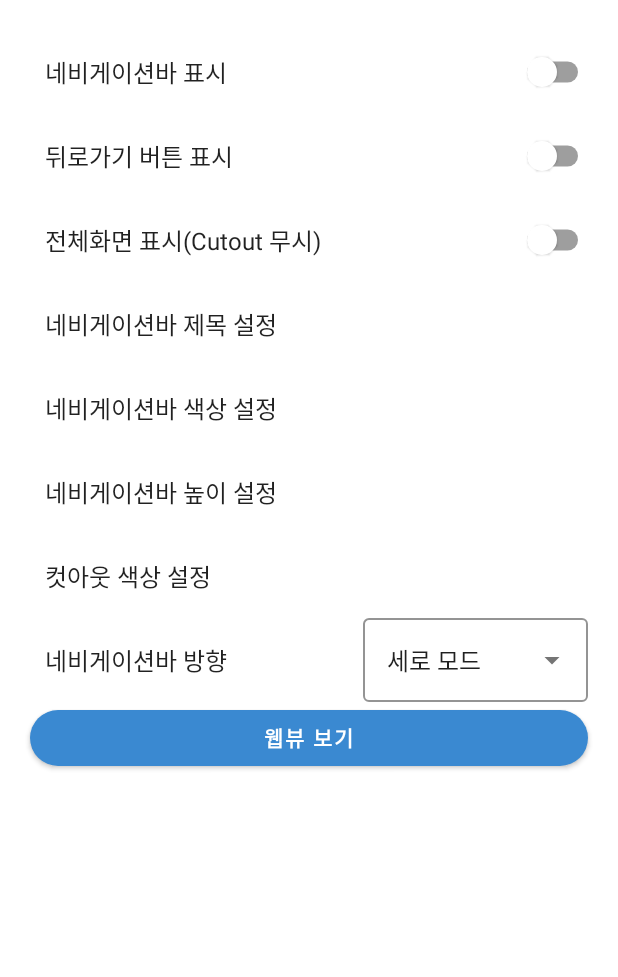
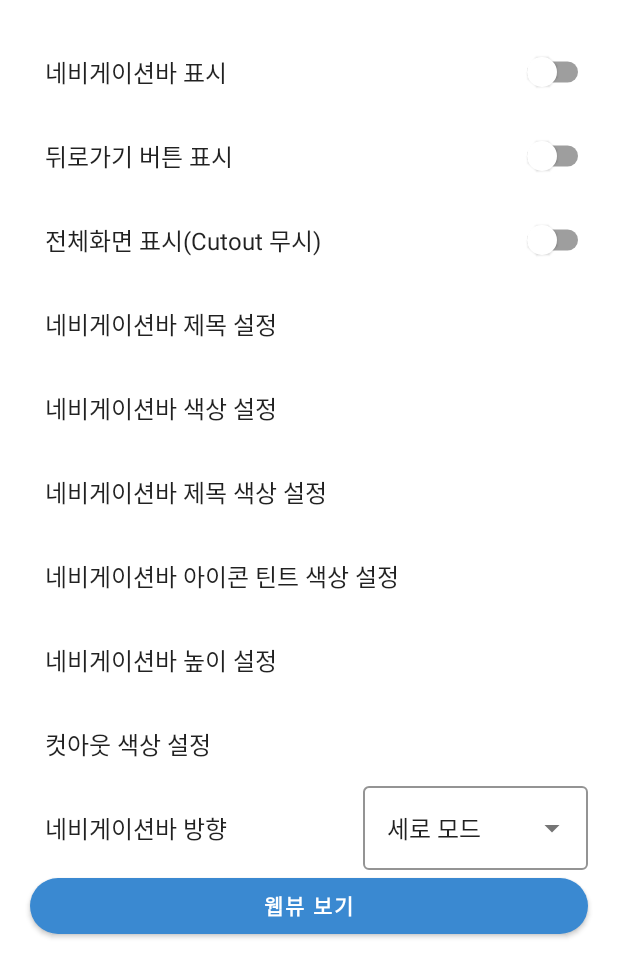
Before and after one commit to nhn/toast.gamebase.android.sample, an Android app built with Jetpack Compose: the composable WebViewSettingScreen shown on its own in the app's theme, on a phone screen of 412 x 824 dp. Shown: the top 977 px of the screen. Run offline under Robolectric (Android 15) with nearby library versions, the phone set to English and light mode, and no system bars; 6 statements that could not run were skipped.

Commit message:
Update GamebaseSDK to 2.70.1 & Add newly added API sample (#42)

```diff
--- a/app/build.gradle
+++ b/app/build.gradle
@@ -24,7 +24,7 @@ android {
 
         minSdk 21
         targetSdk 34
-        versionCode 25
+        versionCode 26
         versionName GAMEBASE_VERSION
 
         testInstrumentationRunner "androidx.test.runner.AndroidJUnitRunner"
@@ -65,6 +65,7 @@ android {
     compileOptions {
         sourceCompatibility JavaVersion.VERSION_1_8
         targetCompatibility JavaVersion.VERSION_1_8
+        coreLibraryDesugaringEnabled true
     }
     kotlinOptions {
         jvmTarget = '1.8'
@@ -143,6 +144,9 @@ dependencies {
     // >>> [Push Custom Receiver]
 //    implementation "com.toast.android.gamebase:gamebase-adapter-push-notification:$GAMEBASE_SDK_VERSION"
 
+    // Flag to enable support for the new language APIs
+    coreLibraryDesugaring("com.android.tools:desugar_jdk_libs:1.1.9")
+
     testImplementation "junit:junit:${JUNIT_VERSION}"
     androidTestImplementation "androidx.test.ext:junit:${EXT_JUNIT_VERSION}"
     androidTestImplementation "androidx.test.espresso:espresso-core:${ESPRESSO_CORE_VERSION}"
--- a/app/src/main/java/com/toast/android/gamebase/sample/ui/developer/webview/WebViewSettingScreen.kt
+++ b/app/src/main/java/com/toast/android/gamebase/sample/ui/developer/webview/WebViewSettingScreen.kt
@@ -63,6 +63,12 @@ fun WebViewSettingScreen(
         ClickableText(stringId = R.string.developer_web_view_configuration_navigation_bar_color) {
             viewModel.navigationBarColorDialogState = true
         }
+        ClickableText(stringId = R.string.developer_web_view_configuration_navigation_bar_title_color) {
+            viewModel.navigationBarTitleColorDialogState = true
+        }
+        ClickableText(stringId = R.string.developer_web_view_configuration_navigation_bar_icon_tint_color) {
+            viewModel.navigationBarIconTintColorDialogState = true
+        }
         ClickableText(stringId = R.string.developer_web_view_configuration_navigation_bar_height) {
             viewModel.navigationBarHeightDialogState = true
         }
@@ -116,6 +122,42 @@ fun WebViewSettingScreen(
                 return@WebViewSettingDialog
             }
             viewModel.navigationBarColor = color
+        }
+    )
+    WebViewSettingDialog(
+        isDialogOpened = viewModel.navigationBarTitleColorDialogState,
+        title = stringResource(id = R.string.developer_web_view_configuration_navigation_bar_title_color),
+        labelName = stringResource(id = R.string.developer_web_view_configuration_navigation_bar_title_color_label_name),
+        message = viewModel.navigationBarTitleColor,
+        setDialogState = { newState ->
+            viewModel.navigationBarTitleColorDialogState = newState
+        },
+        onOkButtonClicked = { color ->
+            try {
+                Color.parseColor(color)
+            } catch (e: Exception) {
+                viewModel.openColorInputInvalidAlertState = true
+                return@WebViewSettingDialog
+            }
+            viewModel.navigationBarTitleColor = color
+        }
+    )
+    WebViewSettingDialog(
+        isDialogOpened = viewModel.navigationBarIconTintColorDialogState,
+        title = stringResource(id = R.string.developer_web_view_configuration_navigation_bar_icon_tint_color),
+        labelName = stringResource(id = R.string.developer_web_view_configuration_navigation_bar_icon_tint_color_label_name),
+        message = viewModel.navigationBarIconTintColor,
+        setDialogState = { newState ->
+            viewModel.navigationBarIconTintColorDialogState = newState
+        },
+        onOkButtonClicked = { color ->
+            try {
+                Color.parseColor(color)
+            } catch (e: Exception) {
+                viewModel.openColorInputInvalidAlertState = true
+                return@WebViewSettingDialog
+            }
+            viewModel.navigationBarIconTintColor = color
         }
     )
 
--- a/app/src/main/java/com/toast/android/gamebase/sample/ui/developer/webview/WebViewSettingViewModel.kt
+++ b/app/src/main/java/com/toast/android/gamebase/sample/ui/developer/webview/WebViewSettingViewModel.kt
@@ -27,6 +27,12 @@ class WebViewSettingViewModel : ViewModel() {
 
     var navigationBarColorDialogState: Boolean by mutableStateOf(false)
     var navigationBarColor: String by mutableStateOf("#80000000")
+
+    var navigationBarTitleColorDialogState: Boolean by mutableStateOf(false)
+    var navigationBarTitleColor: String by mutableStateOf("")
+
+    var navigationBarIconTintColorDialogState: Boolean by mutableStateOf(false)
+    var navigationBarIconTintColor: String by mutableStateOf("")
 
     var navigationBarHeightDialogState: Boolean by mutableStateOf(false)
     var navigationBarHeight: Int by mutableStateOf(50)
@@ -58,9 +64,16 @@ class WebViewSettingViewModel : ViewModel() {
                 .setRenderOutsideSafeArea(renderOutSafeArea)
                 .setScreenOrientation(orientationType)
 
-        if (cutoutAreaColor != "") {
+        if (cutoutAreaColor.isNotEmpty()) {
             configurationBuilder.setCutoutAreaColor(Color.parseColor(cutoutAreaColor))
         }
+        if (navigationBarTitleColor.isNotEmpty()) {
+            configurationBuilder.setNavigationBarTitleColor(Color.parseColor(navigationBarTitleColor))
+        }
+        if (navigationBarIconTintColor.isNotEmpty()) {
+            configurationBuilder.setNavigationBarIconTintColor(Color.parseColor(navigationBarIconTintColor))
+        }
+
         val configuration: GamebaseWebViewConfiguration = configurationBuilder.build()
         showWebView(
             activity = activity,
--- a/app/src/main/res/values/strings.xml
+++ b/app/src/main/res/values/strings.xml
@@ -276,6 +276,10 @@
     <string name="developer_web_view_configuration_navigation_bar_title_label_name">네비게이션바 제목</string>
     <string name="developer_web_view_configuration_navigation_bar_color">네비게이션바 색상 설정</string>
     <string name="developer_web_view_configuration_navigation_bar_color_label_name">네비게이션바 색상</string>
+    <string name="developer_web_view_configuration_navigation_bar_title_color">네비게이션바 제목 색상 설정</string>
+    <string name="developer_web_view_configuration_navigation_bar_title_color_label_name">네비게이션바 제목 색상</string>
+    <string name="developer_web_view_configuration_navigation_bar_icon_tint_color">네비게이션바 아이콘 틴트 색상 설정</string>
+    <string name="developer_web_view_configuration_navigation_bar_icon_tint_color_label_name">네비게이션바 아이콘 틴트 색상</string>
     <string name="developer_web_view_configuration_cutout_color">컷아웃 색상 설정</string>
     <string name="developer_web_view_configuration_cutout_color_label_name">컷아웃 색상</string>
     <string name="developer_web_view_configuration_navigation_bar_height">네비게이션바 높이 설정</string>
--- a/gradle.properties
+++ b/gradle.properties
@@ -19,7 +19,7 @@ EXT_JUNIT_VERSION = 1.1.3
 ESPRESSO_CORE_VERSION = 3.4.0
 
 # Gamebase version
-GAMEBASE_VERSION=2.69.0
+GAMEBASE_VERSION=2.70.1
 
 # external idP version
 WEIBO_IDP_VERSION = 4.4.4
```
Also changed, not shown: 2 other files.
